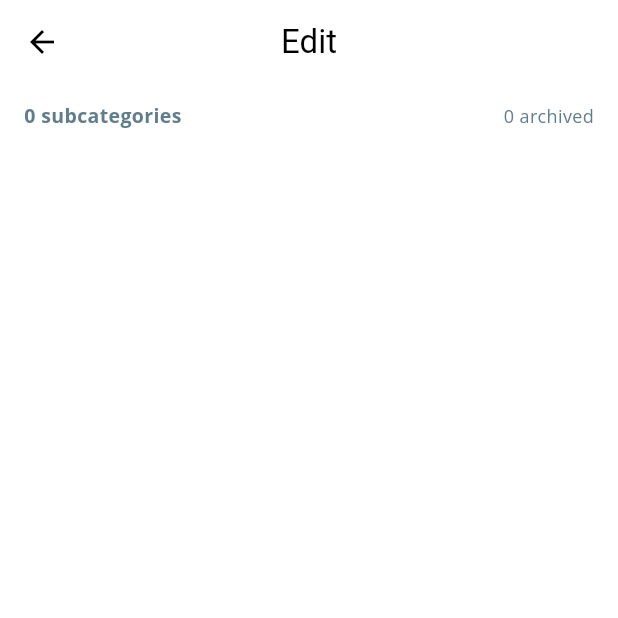
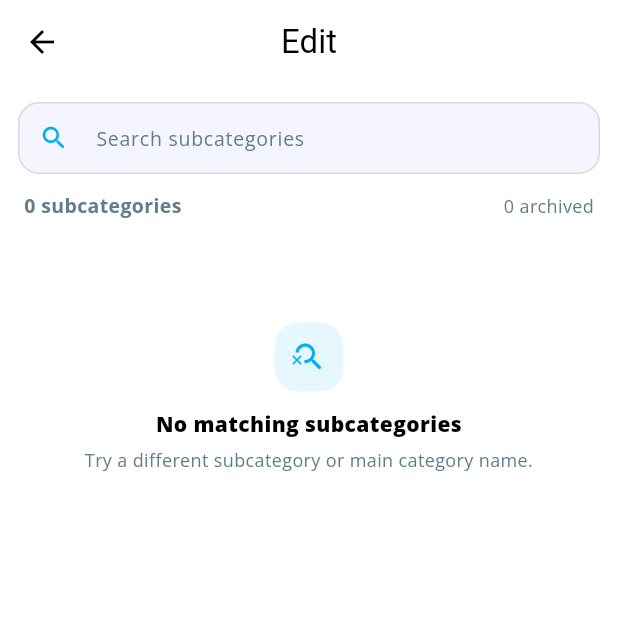
Before and after one commit to bcr2001/motion, a Flutter app: the TrackEditingPage screen opened directly, on a phone screen of 412 x 824 dp, the top half of it. Run offline on Flutter 3.47's test engine with Material 3 defaults, Android fonts, the phone set to English and light mode, and no system bars; our stand-ins replace csv, file_picker, firebase_auth, firebase_core, fl_chart, flutter_heatmap_calendar and 8 more; missing offline and left inert: date_picker_plus; accounts and stored records are empty; network calls fail.

Commit message:
Improve edit search and summary dialogs

```diff
--- a/lib/motion_routes/mr_home/home_windows/summary_window.dart
+++ b/lib/motion_routes/mr_home/home_windows/summary_window.dart
@@ -111,10 +111,8 @@ class SummaryWindow extends StatelessWidget {
                     ],
                   ),
                   const SizedBox(height: 14),
-                  Flexible(
-                    child: _dialogSummaryList(
-                      isSubcategory: isSubcategory,
-                    ),
+                  _dialogSummaryList(
+                    isSubcategory: isSubcategory,
                   ),
                 ],
               ),
@@ -462,9 +460,11 @@ class SummaryWindow extends StatelessWidget {
 
           final items = snapshot.data ?? [];
           if (items.isEmpty) {
-            return Center(
+            return Padding(
+              padding: const EdgeInsets.symmetric(vertical: 22),
               child: Text(
                 "No tracked time yet",
+                textAlign: TextAlign.center,
                 style: AppTextStyle.subSectionTextStyle(
                   fontsize: 13,
                   fontweight: FontWeight.normal,
@@ -480,6 +480,7 @@ class SummaryWindow extends StatelessWidget {
           );
 
           return Column(
+            mainAxisSize: MainAxisSize.min,
             children: [
               Container(
                 margin: const EdgeInsets.fromLTRB(4, 0, 4, 10),
@@ -512,10 +513,12 @@ class SummaryWindow extends StatelessWidget {
                   ],
                 ),
               ),
-              Expanded(
+              ConstrainedBox(
+                constraints: const BoxConstraints(maxHeight: 420),
                 child: Scrollbar(
                   radius: const Radius.circular(10),
                   child: ListView.separated(
+                    shrinkWrap: true,
                     padding: const EdgeInsets.symmetric(horizontal: 4),
                     itemCount: items.length,
                     separatorBuilder: (context, index) =>
--- a/lib/motion_routes/mr_track/track_edit/edit_page.dart
+++ b/lib/motion_routes/mr_track/track_edit/edit_page.dart
@@ -12,8 +12,22 @@ import 'edit_reusable.dart';
 
 // allows user to change the subcategory names, it's main category assignment
 // and whether to archive a subcategory
-class TrackEditingPage extends StatelessWidget {
+class TrackEditingPage extends StatefulWidget {
   const TrackEditingPage({super.key});
+
+  @override
+  State<TrackEditingPage> createState() => _TrackEditingPageState();
+}
+
+class _TrackEditingPageState extends State<TrackEditingPage> {
+  final TextEditingController _searchController = TextEditingController();
+  String _searchQuery = '';
+
+  @override
+  void dispose() {
+    _searchController.dispose();
+    super.dispose();
+  }
 
   Color _categoryColor(String categoryName) {
     if (categoryName == AppString.educationMainCategory) {
@@ -34,9 +48,84 @@ class TrackEditingPage extends StatelessWidget {
     return AppColor.sleepPieChartColor;
   }
 
+  bool _matchesSearch(Assigner item) {
+    final query = _searchQuery.trim().toLowerCase();
+    if (query.isEmpty) return true;
+
+    return item.subcategoryName.toLowerCase().contains(query) ||
+        item.mainCategoryName.toLowerCase().contains(query);
+  }
+
+  Widget _searchField(BuildContext context) {
+    final isDarkMode = Theme.of(context).brightness == Brightness.dark;
+    final borderColor =
+        isDarkMode ? Colors.white.withValues(alpha: 0.10) : Colors.black12;
+    final fillColor = isDarkMode
+        ? AppColor.darkModeContentWidget
+        : AppColor.lightModeContentWidget;
+    final hintColor = isDarkMode ? Colors.white60 : Colors.blueGrey;
+
+    return Padding(
+      padding: const EdgeInsets.only(bottom: 12),
+      child: TextField(
+        controller: _searchController,
+        cursorColor: AppColor.blueMainColor,
+        textInputAction: TextInputAction.search,
+        onChanged: (value) {
+          setState(() => _searchQuery = value);
+        },
+        style: AppTextStyle.subSectionTextStyle(
+          fontsize: 13,
+          fontweight: FontWeight.normal,
+        ),
+        decoration: InputDecoration(
+          filled: true,
+          fillColor: fillColor,
+          prefixIcon: const Icon(
+            Icons.search_rounded,
+            color: AppColor.blueMainColor,
+            size: 20,
+          ),
+          suffixIcon: _searchQuery.isEmpty
+              ? null
+              : IconButton(
+                  tooltip: 'Clear search',
+                  onPressed: () {
+                    _searchController.clear();
+                    setState(() => _searchQuery = '');
+                  },
+                  icon: Icon(
+                    Icons.close_rounded,
+                    color: hintColor,
+                    size: 19,
+                  ),
+                ),
+          hintText: 'Search subcategories',
+          hintStyle: AppTextStyle.subSectionTextStyle(
+            fontsize: 13,
+            fontweight: FontWeight.normal,
+            color: hintColor,
+          ),
+          contentPadding:
+              const EdgeInsets.symmetric(horizontal: 12, vertical: 13),
+          enabledBorder: OutlineInputBorder(
+            borderRadius: BorderRadius.circular(14),
+            borderSide: BorderSide(color: borderColor),
+          ),
+          focusedBorder: OutlineInputBorder(
+            borderRadius: BorderRadius.circular(14),
+            borderSide:
+                const BorderSide(color: AppColor.blueMainColor, width: 1.4),
+          ),
+        ),
+      ),
+    );
+  }
+
   Widget _editHeader({
     required int totalCount,
     required int archivedCount,
+    required int visibleCount,
   }) {
     return Padding(
       padding: const EdgeInsets.only(bottom: 12, left: 4, right: 4),
@@ -44,7 +133,9 @@ class TrackEditingPage extends StatelessWidget {
         children: [
           Expanded(
             child: Text(
-              "$totalCount subcategories",
+              _searchQuery.trim().isEmpty
+                  ? "$totalCount subcategories"
+                  : "$visibleCount of $totalCount subcategories",
               style: AppTextStyle.subSectionTextStyle(
                 fontsize: 13,
                 fontweight: FontWeight.w700,
@@ -54,6 +145,47 @@ class TrackEditingPage extends StatelessWidget {
           ),
           Text(
             "$archivedCount archived",
+            style: AppTextStyle.subSectionTextStyle(
+              fontsize: 12,
+              fontweight: FontWeight.normal,
+              color: Colors.blueGrey,
+            ),
+          ),
+        ],
+      ),
+    );
+  }
+
+  Widget _emptySearchState() {
+    return Padding(
+      padding: const EdgeInsets.symmetric(horizontal: 18, vertical: 56),
+      child: Column(
+        children: [
+          Container(
+            height: 46,
+            width: 46,
+            decoration: BoxDecoration(
+              color: AppColor.blueMainColor.withValues(alpha: 0.10),
+              borderRadius: BorderRadius.circular(16),
+            ),
+            child: const Icon(
+              Icons.search_off_rounded,
+              color: AppColor.blueMainColor,
+            ),
+          ),
+          const SizedBox(height: 12),
+          Text(
+            'No matching subcategories',
+            textAlign: TextAlign.center,
+            style: AppTextStyle.subSectionTextStyle(
+              fontsize: 14,
+              fontweight: FontWeight.w800,
+            ),
+          ),
+          const SizedBox(height: 5),
+          Text(
+            'Try a different subcategory or main category name.',
+            textAlign: TextAlign.center,
             style: AppTextStyle.subSectionTextStyle(
               fontsize: 12,
               fontweight: FontWeight.normal,
@@ -161,17 +293,24 @@ class TrackEditingPage extends StatelessWidget {
           final assignedItems = assigner.assignerItems
               .where((item) => item.currentLoggedInUser == currentUser)
               .toList();
+          final visibleItems = assignedItems.where(_matchesSearch).toList();
           final archivedCount =
               assignedItems.where((item) => item.isArchive == 1).length;
 
           return ListView(
             padding: const EdgeInsets.fromLTRB(12, 12, 12, 28),
             children: [
+              _searchField(context),
               _editHeader(
                 totalCount: assignedItems.length,
                 archivedCount: archivedCount,
+                visibleCount: visibleItems.length,
               ),
-              ...assignedItems.map((item) => _editItemCard(context, item)),
+              if (visibleItems.isEmpty)
+                _emptySearchState()
+              else ...[
+                ...visibleItems.map((item) => _editItemCard(context, item)),
+              ],
             ],
           );
         },
```
